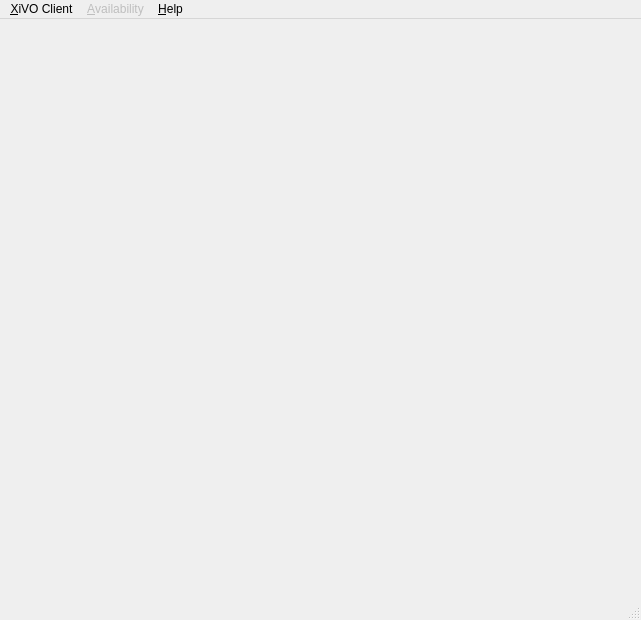
Above: xivoclient/src/main_window/main_window.ui from wazo-platform/wazo-client-qt before the change. Below: the same form after it.
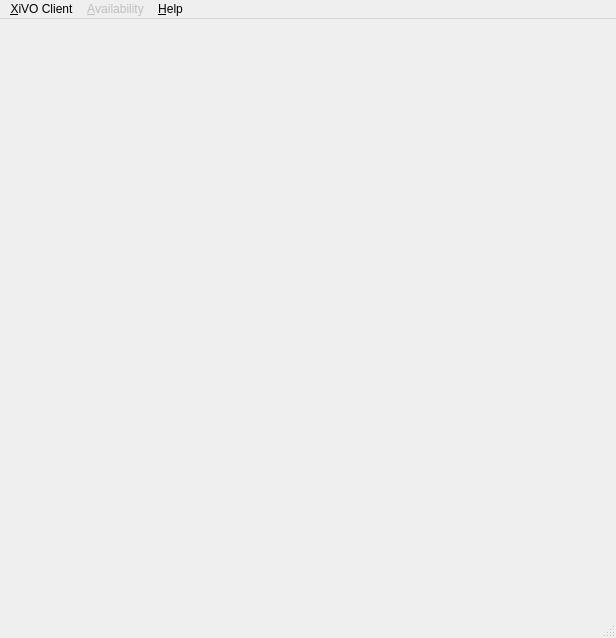
That is the form after the change. Icons and pictures are not drawn.

Commit message: dedicated central_widget of main_window to central_widget class

Patch:
```diff
--- a/xivoclient/src/main_window/main_window.ui
+++ b/xivoclient/src/main_window/main_window.ui
@@ -6,8 +6,8 @@
    <rect>
     <x>0</x>
     <y>0</y>
-    <width>641</width>
-    <height>620</height>
+    <width>616</width>
+    <height>638</height>
    </rect>
   </property>
   <property name="windowTitle">
@@ -27,19 +27,13 @@
    <bool>true</bool>
   </property>
   <widget class="QWidget" name="central_widget">
-   <layout class="QGridLayout" name="gridLayout">
-    <item row="0" column="0">
-     <widget class="QStackedWidget" name="stacked_widget">
-      <property name="minimumSize">
-       <size>
-        <width>120</width>
-        <height>80</height>
-       </size>
-      </property>
-      <widget class="QWidget" name="login_widget"/>
-      <widget class="QWidget" name="main_widget"/>
-     </widget>
-    </item>
+   <property name="autoFillBackground">
+    <bool>false</bool>
+   </property>
+   <layout class="QGridLayout" name="gridLayout" rowstretch="0" columnstretch="0">
+    <property name="sizeConstraint">
+     <enum>QLayout::SetDefaultConstraint</enum>
+    </property>
    </layout>
   </widget>
   <widget class="QMenuBar" name="menubar">
@@ -47,7 +41,7 @@
     <rect>
      <x>0</x>
      <y>0</y>
-     <width>641</width>
+     <width>616</width>
      <height>19</height>
     </rect>
    </property>
```
Left out of the diff: 3 changed lines with no effect on the pictures. The commit also changes 4 other files.
